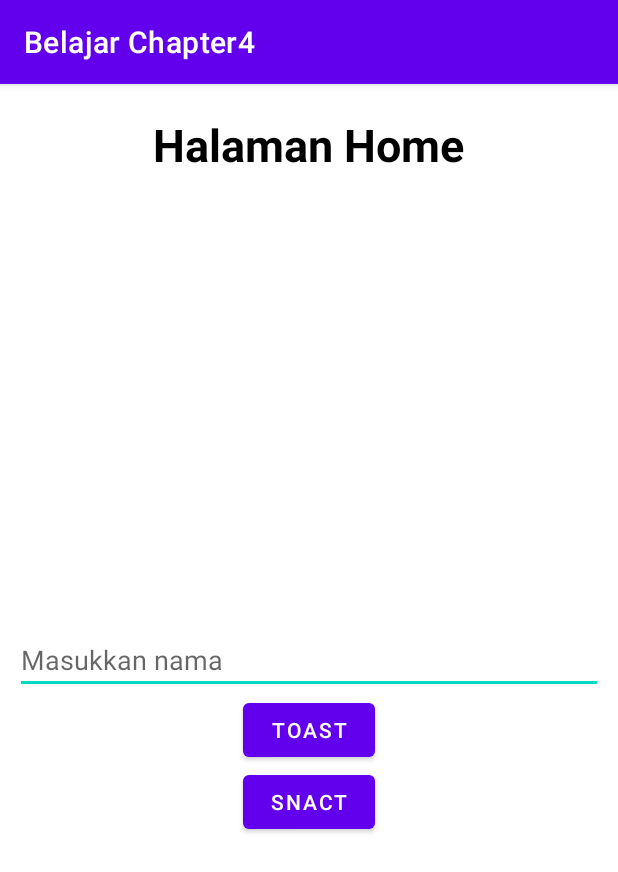
After one commit to Lukmanhakim08/BelajarChapter4, an Android app: the HomeFragment screen opened directly, with no data from a screen before it, on a phone screen of 412 x 824 dp. The commit adds this screen. Shown: the top 872 px of the screen. Run offline under Robolectric (Android 15) with nearby library versions, the phone set to English and light mode, and no system bars.

Commit message:
Latihan MiniChallange

```diff
--- a/app/src/main/AndroidManifest.xml
+++ b/app/src/main/AndroidManifest.xml
@@ -9,6 +9,9 @@
         android:roundIcon="@mipmap/ic_launcher_round"
         android:supportsRtl="true"
         android:theme="@style/Theme.BelajarChapter4">
+        <activity
+            android:name=".PertemuanPertama.MiniChalangeSatu.PenampungActivity"
+            android:exported="false" />
         <activity
             android:name=".PertemuanPertama.navcomponent.NavComponetActivity"
             android:exported="false" />
--- a/app/src/main/java/com/example/belajarchapter4/MainActivity.kt
+++ b/app/src/main/java/com/example/belajarchapter4/MainActivity.kt
@@ -3,6 +3,7 @@ package com.example.belajarchapter4
 import android.content.Intent
 import androidx.appcompat.app.AppCompatActivity
 import android.os.Bundle
+import com.example.belajarchapter4.PertemuanPertama.MiniChalangeSatu.PenampungActivity
 import com.example.belajarchapter4.PertemuanPertama.PertamaActivity
 import com.example.belajarchapter4.PertemuanPertama.navcomponent.NavComponetActivity
 import kotlinx.android.synthetic.main.activity_main.*
@@ -21,5 +22,10 @@ class MainActivity : AppCompatActivity() {
             val nav = Intent(this, NavComponetActivity::class.java)
             startActivity(nav)
         }
+
+        btn_latihannavi.setOnClickListener {
+            val latihan = Intent(this, PenampungActivity::class.java)
+            startActivity(latihan)
+        }
     }
 }
--- /dev/null
+++ b/app/src/main/java/com/example/belajarchapter4/PertemuanPertama/MiniChalangeSatu/HomeFragment.kt
@@ -0,0 +1,43 @@
+package com.example.belajarchapter4.PertemuanPertama.MiniChalangeSatu
+
+import android.os.Bundle
+import androidx.fragment.app.Fragment
+import android.view.LayoutInflater
+import android.view.View
+import android.view.ViewGroup
+import android.widget.Toast
+import androidx.navigation.Navigation
+import com.example.belajarchapter4.R
+import com.google.android.material.snackbar.Snackbar
+import kotlinx.android.synthetic.main.fragment_home.*
+import kotlinx.android.synthetic.main.fragment_scr_satu.*
+
+class HomeFragment : Fragment() {
+
+    override fun onCreateView(
+        inflater: LayoutInflater, container: ViewGroup?,
+        savedInstanceState: Bundle?
+    ): View? {
+        // Inflate the layout for this fragment
+        return inflater.inflate(R.layout.fragment_home, container, false)
+    }
+
+
+    override fun onViewCreated(view: View, savedInstanceState: Bundle?) {
+        super.onViewCreated(view, savedInstanceState)
+        btn_toasnama.setOnClickListener {
+            val nama = edt_inputnama.text.toString()
+            Toast.makeText(requireContext(), "Selamat Datang $nama", Toast.LENGTH_LONG).show()
+            Navigation.findNavController(view).navigate(R.id.snackbarFragment)
+        }
+
+        btn_snackname.setOnClickListener {
+            Snackbar.make(it, "Ini Snackbar", Snackbar.LENGTH_INDEFINITE)
+                .setAction("MOVE"){
+                    Toast.makeText(requireContext(),"Selamat Datang Di halaman SnackBar", Toast.LENGTH_LONG).show()
+                    Navigation.findNavController(view).navigate(R.id.snackbarFragment)
+                }
+                .show()
+        }
+    }
+}
--- /dev/null
+++ b/app/src/main/java/com/example/belajarchapter4/PertemuanPertama/MiniChalangeSatu/PenampungActivity.kt
@@ -0,0 +1,12 @@
+package com.example.belajarchapter4.PertemuanPertama.MiniChalangeSatu
+
+import androidx.appcompat.app.AppCompatActivity
+import android.os.Bundle
+import com.example.belajarchapter4.R
+
+class PenampungActivity : AppCompatActivity() {
+    override fun onCreate(savedInstanceState: Bundle?) {
+        super.onCreate(savedInstanceState)
+        setContentView(R.layout.activity_penampung)
+    }
+}
--- /dev/null
+++ b/app/src/main/res/layout/activity_penampung.xml
@@ -0,0 +1,16 @@
+<?xml version="1.0" encoding="utf-8"?>
+<androidx.constraintlayout.widget.ConstraintLayout xmlns:android="http://schemas.android.com/apk/res/android"
+    xmlns:app="http://schemas.android.com/apk/res-auto"
+    xmlns:tools="http://schemas.android.com/tools"
+    android:layout_width="match_parent"
+    android:layout_height="match_parent"
+    tools:context=".PertemuanPertama.MiniChalangeSatu.PenampungActivity">
+
+    <androidx.fragment.app.FragmentContainerView
+        android:id="@+id/fragmentContainerView"
+        android:name="androidx.navigation.fragment.NavHostFragment"
+        android:layout_width="match_parent"
+        android:layout_height="match_parent"
+        app:defaultNavHost="true"
+        app:navGraph="@navigation/item_latihan" />
+</androidx.constraintlayout.widget.ConstraintLayout>
--- /dev/null
+++ b/app/src/main/res/layout/fragment_home.xml
@@ -0,0 +1,48 @@
+<?xml version="1.0" encoding="utf-8"?>
+<RelativeLayout
+    xmlns:android="http://schemas.android.com/apk/res/android"
+    xmlns:tools="http://schemas.android.com/tools"
+    android:layout_width="match_parent"
+    android:layout_height="match_parent"
+    tools:context=".PertemuanPertama.MiniChalangeSatu.HomeFragment">
+
+    <TextView
+        android:layout_marginTop="20dp"
+        android:layout_width="wrap_content"
+        android:layout_height="wrap_content"
+        android:textSize="30dp"
+        android:text="Halaman Home"
+        android:textColor="@color/black"
+        android:textStyle="bold"
+        android:layout_centerHorizontal="true"/>
+
+    <EditText
+        android:id="@+id/edt_inputnama"
+        android:layout_marginLeft="10dp"
+        android:layout_marginRight="10dp"
+        android:layout_width="match_parent"
+        android:layout_height="wrap_content"
+        android:layout_centerInParent="true"
+        android:hint="Masukkan nama"
+        android:textColor="@color/black"/>
+
+    <Button
+        android:id="@+id/btn_toasnama"
+        android:layout_below="@+id/edt_inputnama"
+        android:layout_width="wrap_content"
+        android:layout_height="wrap_content"
+        android:text="Toast"
+        android:layout_centerInParent="true"/>
+
+
+    <Button
+        android:id="@+id/btn_snackname"
+        android:layout_width="wrap_content"
+        android:layout_height="wrap_content"
+        android:text="Snact"
+        android:layout_below="@+id/btn_toasnama"
+        android:layout_centerInParent="true"/>
+
+
+
+</RelativeLayout>
--- /dev/null
+++ b/app/src/main/res/navigation/item_latihan.xml
@@ -0,0 +1,25 @@
+<?xml version="1.0" encoding="utf-8"?>
+<navigation xmlns:android="http://schemas.android.com/apk/res/android"
+    xmlns:app="http://schemas.android.com/apk/res-auto"
+    xmlns:tools="http://schemas.android.com/tools"
+    android:id="@+id/item_latihan"
+    app:startDestination="@id/homeFragment">
+    <fragment
+        android:id="@+id/homeFragment"
+        android:name="com.example.belajarchapter4.PertemuanPertama.MiniChalangeSatu.HomeFragment"
+        android:label="fragment_home"
+        tools:layout="@layout/fragment_home" >
+        <action
+            android:id="@+id/to_snackbar"
+            app:destination="@id/snackbarFragment" />
+    </fragment>
+    <fragment
+        android:id="@+id/snackbarFragment"
+        android:name="com.example.belajarchapter4.PertemuanPertama.MiniChalangeSatu.SnackbarFragment"
+        android:label="fragment_snackbar"
+        tools:layout="@layout/fragment_snackbar" >
+        <action
+            android:id="@+id/to_home"
+            app:destination="@id/homeFragment" />
+    </fragment>
+</navigation>
```
Also changed, not shown: app/src/main/java/com/example/belajarchapter4/PertemuanPertama/MiniChalangeSatu/SnackbarFragment.kt (added, +35 -0 lines), app/src/main/res/layout/activity_main.xml (+7 -0 lines), app/src/main/res/layout/fragment_snackbar.xml (added, +28 -0 lines).
